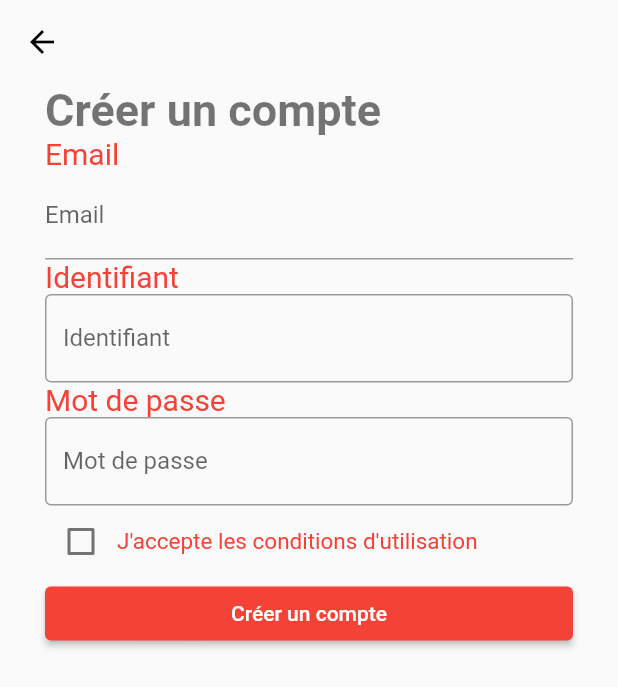
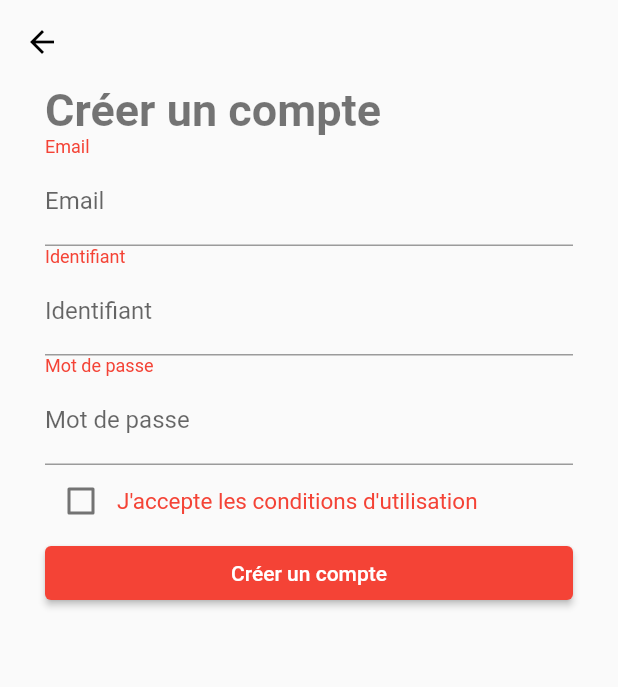
Before and after one commit to Benjamin-Catinella/SQ_Mobile, a Flutter app: the RegisterWidget screen opened directly, after a tap on "Créer un compte", on a phone screen of 412 x 824 dp. Shown: the top 687 px of the screen. Run offline on Flutter 3.47's test engine with Material 2 defaults, Android fonts, the light colour scheme and no system bars; network calls fail.

Commit message:
Refactor fait avec changement dans les requêtes

```diff
--- a/lib/main.dart
+++ b/lib/main.dart
@@ -1,12 +1,11 @@
-import 'dart:ffi';
 
 import 'package:flutter/material.dart';
-import 'package:sg_mobile/widgets/Login.dart';
-import 'package:sg_mobile/widgets/SquareGameAppBar.dart';
+import 'package:sg_mobile/widgets/login.dart';
+import 'package:sg_mobile/widgets/square_game_app_bar.dart';
 
 
 void main() {
-  runApp(MyApp());
+  runApp(const MyApp());
 }
 
 class MyApp extends StatelessWidget {
--- /dev/null
+++ b/lib/service/authentication_service.dart
@@ -0,0 +1,3 @@
+class AuthenticationService {
+
+}
--- a/lib/widgets/Inputs.dart
+++ /dev/null
@@ -1,40 +0,0 @@
-
-import 'package:flutter/cupertino.dart';
-import 'package:flutter/material.dart';
-
-class DefaultInput extends StatefulWidget{
-  final String label;
-  var isPassword;
-  var isMail;
-
-  DefaultInput({Key? key, required this.label, this.isPassword, this.isMail}) : super(key: key);
-
-  @override
-  State<DefaultInput> createState() => _DefaultInputState();
-}
-
-class _DefaultInputState extends State<DefaultInput> {
-
-  @override
-  Widget build(BuildContext context) {
-    return Container(
-      child: Column(
-        crossAxisAlignment: CrossAxisAlignment.start,
-        children: [
-          Text(
-            widget.label,
-            style: TextStyle(fontSize: 20, color: Colors.red),
-            textAlign: TextAlign.left,
-          ),
-          TextField(
-            obscureText: widget.isPassword ?? false,
-            decoration: InputDecoration(
-              border: OutlineInputBorder(),
-              labelText: widget.label,
-            ),
-          ),
-        ],
-      ),
-    );
-  }
-}
--- a/lib/widgets/Register.dart
+++ /dev/null
@@ -1,100 +0,0 @@
-import 'package:flutter/cupertino.dart';
-import 'package:flutter/material.dart';
-import 'package:sg_mobile/widgets/SquareGameAppBar.dart';
-
-import 'Inputs.dart';
-
-const double inputFieldHorizontalPadding = 30.0;
-
-class RegisterWidget extends StatelessWidget {
-  const RegisterWidget({Key? key}) : super(key: key);
-
-  @override
-  Widget build(BuildContext context) {
-    var isChecked = false;
-    return Scaffold(
-      resizeToAvoidBottomInset: false,
-      appBar: SquareGameAppBar(),
-      body: Container(
-        padding: const EdgeInsets.fromLTRB(
-            inputFieldHorizontalPadding, 0, inputFieldHorizontalPadding, 0),
-        child: ListView(
-          children: [
-            Column(
-              crossAxisAlignment: CrossAxisAlignment.start,
-              mainAxisAlignment: MainAxisAlignment.spaceEvenly,
-              children: [
-                Container(
-                  child: Column(
-                    crossAxisAlignment: CrossAxisAlignment.start,
-                    children: const [
-                      Text(
-                        'Créer un compte',
-                        style: TextStyle(
-                            fontSize: 30,
-                            color: Colors.black54,
-                            fontWeight: FontWeight.bold),
-                      ),
-                    ],
-                  ),
-                ),
-                Container(
-                  child: Column(
-                    crossAxisAlignment: CrossAxisAlignment.start,
-                    children: [
-                      const Text(
-                        'Email',
-                        style: TextStyle(fontSize: 20, color: Colors.red),
-                        textAlign: TextAlign.left,
-                      ),
-                      TextFormField(
-                        decoration: const InputDecoration(
-                          border: UnderlineInputBorder(),
-                          labelText: 'Email',
-                        ),
-                        validator: (value) {
-                          if (value == null || value.isEmpty) {
-                            return 'Veuillez entrer un email valide';
-                          }
-                          return null;
-                        },
-                      ),
-                    ],
-                  ),
-                ),
-                DefaultInput(label: 'Identifiant'),
-                DefaultInput(label: 'Mot de passe', isPassword: true),
-                Row(
-                  children: [
-                    Checkbox(
-                      checkColor: Colors.white,
-                      value: isChecked,
-                      onChanged: (bool? value) {
-                        isChecked = value!;
-                      },
-                    ),
-                    const Text(
-                      'J\'accepte les conditions d\'utilisation',
-                      style: TextStyle(fontSize: 15, color: Colors.red),
-                      textAlign: TextAlign.left,
-                    ),
-                  ],
-                ),
-                SizedBox(
-                  width: double.infinity,
-                  child: ElevatedButton(
-                    onPressed: () {},
-                    style: ElevatedButton.styleFrom(
-                      backgroundColor: Colors.red,
-                    ),
-                    child: const Text('Créer un compte'),
-                  ),
-                ),
-              ],
-            ),
-          ],
-        ),
-      ),
-    );
-  }
-}
--- /dev/null
+++ b/lib/widgets/inputs.dart
@@ -0,0 +1,48 @@
+import 'package:flutter/material.dart';
+
+class DefaultInput extends StatefulWidget {
+  final String label;
+  final bool? isPassword;
+  final String? isMail;
+  final TextEditingController? controller;
+  final String? Function(String?)? validator;
+
+  const DefaultInput(
+      {Key? key,
+      required this.label,
+      this.isPassword,
+      this.isMail,
+      this.controller,
+      this.validator
+      })
+      : super(key: key);
+
+  @override
+  State<DefaultInput> createState() => _DefaultInputState();
+}
+
+class _DefaultInputState extends State<DefaultInput> {
+  @override
+  Widget build(BuildContext context) {
+    return Column(
+      crossAxisAlignment: CrossAxisAlignment.start,
+      children: [
+        Text(
+          widget.label,
+          style: const TextStyle(fontSize: 12, color: Colors.red),
+          textAlign: TextAlign.left,
+        ),
+        TextFormField(
+          obscureText: widget.isPassword ?? false,
+          controller: widget.controller,
+          decoration: InputDecoration(
+            border: const UnderlineInputBorder(),
+            labelText: widget.label,
+            floatingLabelBehavior: FloatingLabelBehavior.never,
+          ),
+          validator: widget.validator,
+        ),
+      ],
+    );
+  }
+}
--- a/lib/widgets/Login.dart
+++ b/lib/widgets/login.dart
@@ -1,12 +1,10 @@
 import 'dart:convert';
 
-import 'package:flutter/cupertino.dart';
 import 'package:flutter/material.dart';
 import 'package:http/http.dart';
-import 'package:sg_mobile/widgets/Inputs.dart';
-import 'package:sg_mobile/widgets/Register.dart';
+import 'package:sg_mobile/widgets/inputs.dart';
+import 'package:sg_mobile/widgets/register.dart';
 
-import 'SquareGameAppBar.dart';
 
 const double inputFieldHorizontalPadding = 30.0;
 
@@ -14,16 +12,16 @@ class LoginWidget extends StatelessWidget {
   final loginController = TextEditingController();
   final passwordController = TextEditingController();
 
+  LoginWidget({super.key});
+
   @override
   Widget build(BuildContext context) {
     return Container(
-      padding: const EdgeInsets.fromLTRB(
-          inputFieldHorizontalPadding, 0, inputFieldHorizontalPadding, 0),
+      padding: const EdgeInsets.fromLTRB(inputFieldHorizontalPadding, 0, inputFieldHorizontalPadding, 0),
       child: ListView(
         children: [
           Align(
             alignment: Alignment.topCenter,
-            child: Container(
             child: Column(
               crossAxisAlignment: CrossAxisAlignment.center,
               children: const [
@@ -47,10 +45,9 @@ class LoginWidget extends StatelessWidget {
               ],
             ),
           ),
-          ),
-          DefaultInput(label: 'Identifiant'),
-          DefaultInput(label: 'Mot de passe', isPassword: true),
-          Container(
+          DefaultInput(label: 'Identifiant', controller: loginController),
+          DefaultInput(label: 'Mot de passe', isPassword: true, controller: passwordController),
+          SizedBox(
             width: double.infinity,
             child: ElevatedButton(
               onPressed: () {},
@@ -91,9 +88,9 @@ class LoginWidget extends StatelessWidget {
   }
 
   void sendLogin() async {
-    var URL = Uri.parse('http://localhost:8080/api/1/sessions');
+    var url = Uri.parse('http://localhost:8080/api/1/sessions');
     var response = await post(
-      URL,
+      url,
       headers: setHeader(),
       body: setBody(),
     );
--- /dev/null
+++ b/lib/widgets/register.dart
@@ -0,0 +1,130 @@
+import 'dart:convert';
+
+import 'package:flutter/material.dart';
+import 'package:http/http.dart';
+import 'package:sg_mobile/widgets/square_game_app_bar.dart';
+
+import 'inputs.dart';
+
+const double inputFieldHorizontalPadding = 30.0;
+
+class RegisterWidget extends StatelessWidget {
+
+  final mailController = TextEditingController();
+  final loginController = TextEditingController();
+  final passwordController = TextEditingController();
+
+  RegisterWidget({super.key});
+
+  @override
+  Widget build(BuildContext context) {
+    var isChecked = false;
+    return Scaffold(
+      resizeToAvoidBottomInset: false,
+      appBar: SquareGameAppBar(),
+      body: Container(
+        padding: const EdgeInsets.fromLTRB(
+            inputFieldHorizontalPadding, 0, inputFieldHorizontalPadding, 0),
+        child: SizedBox(
+          child: ListView(
+            children: [
+              Column(
+                crossAxisAlignment: CrossAxisAlignment.start,
+                mainAxisAlignment: MainAxisAlignment.spaceEvenly,
+                children: [
+                  Column(
+                    crossAxisAlignment: CrossAxisAlignment.start,
+                    children: const [
+                      Text(
+                        'Créer un compte',
+                        style: TextStyle(
+                            fontSize: 30,
+                            color: Colors.black54,
+                            fontWeight: FontWeight.bold),
+                      ),
+                    ],
+                  ),
+                  DefaultInput(label: 'Email', validator: mailValidator, controller: mailController,),
+                  DefaultInput(label: 'Identifiant', controller: loginController,),
+                  DefaultInput(label: 'Mot de passe', isPassword: true, controller: passwordController,),
+                  Row(
+                    children: [
+                      Checkbox(
+                        checkColor: Colors.white,
+                        value: isChecked,
+                        onChanged: (bool? value) {
+                          isChecked = value!;
+                        },
+                      ),
+                      const Text(
+                        'J\'accepte les conditions d\'utilisation',
+                        style: TextStyle(fontSize: 15, color: Colors.red),
+                        textAlign: TextAlign.left,
+                      ),
+                    ],
+                  ),
+                  SizedBox(
+                    width: double.infinity,
+                    child: ElevatedButton(
+                      onPressed: () {
+                        tryRegister();
+                      },
+                      style: ElevatedButton.styleFrom(
+                        backgroundColor: Colors.red,
+                      ),
+                      child: const Text('Créer un compte'),
+                    ),
+                  ),
+                ],
+              ),
+            ],
+          ),
+        ),
+      ),
+    );
+  }
+
+  String? mailValidator(value) {
+    if (value == null || value.isEmpty) {
+      return 'Veuillez entrer un email valide';
+    }
+    return null;
+  }
+
+  Future<void> tryRegister() async {
+    var url = Uri.parse('http://172.22.114.67:8080/api/1/players');
+    var response = await post(
+      url,
+      headers: setHeader(),
+      body: setBody(),
+      encoding: Encoding.getByName("utf-8"),
+    );
+
+    printResponseStatus(response);
+  }
+
+  String setBody() {
+    return jsonEncode(<String, String>{
+      "login": loginController.text,
+      "password": passwordController.text,
+      "email": mailController.text,
+    });
+  }
+
+  Map<String, String> setHeader() {
+    return <String, String>{
+      'Content-Type': 'application/json',
+    };
+  }
+
+  void printResponseStatus(response) {
+    if (response.statusCode == 200) {
+      print('Response status: ${response.statusCode}');
+      print('Response body: ${response.body}');
+    } else {
+      //TODO: TOASTR MESSAGE
+      throw Exception('Failed to create session.');
+    }
+  }
+
+}
```
Also changed, not shown: lib/widgets/square_game_app_bar.dart (renamed from lib/widgets/SquareGameAppBar.dart), 1 other file. Lines whose indentation alone changed are shown as unchanged.
